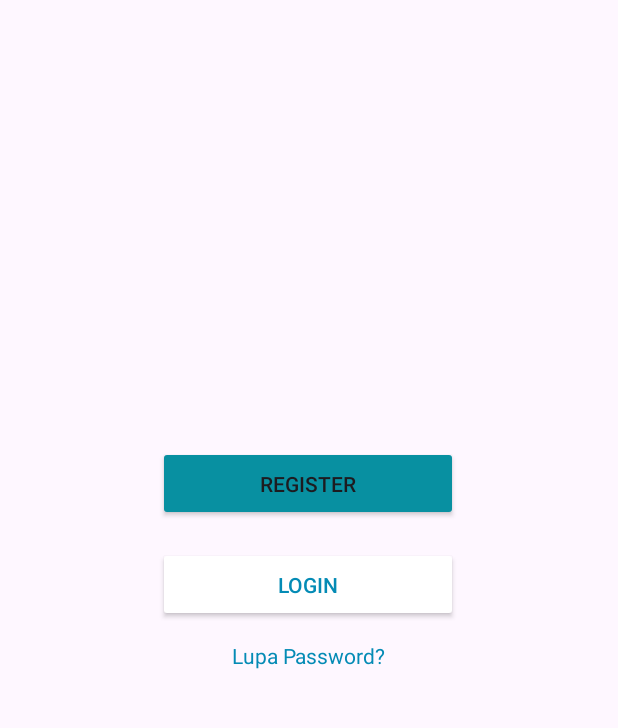
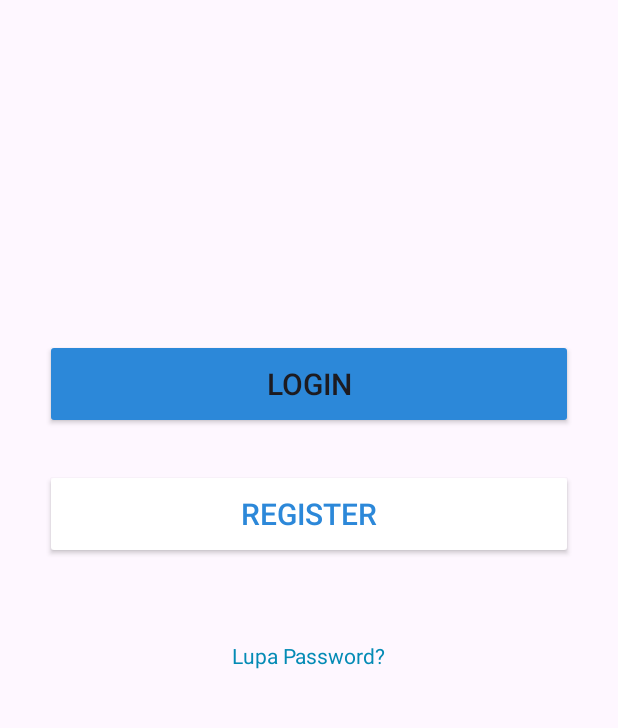
Before and after one commit to Akhdiiyat/Roufish, an Android app: the screen it shows after launch (MainActivity), on a phone screen of 412 x 824 dp, the part 425-1153 px from its top. Run offline under Robolectric (Android 15) with nearby library versions, the phone set to English and light mode, and no system bars.

Commit message:
tampilan color login register main
bug fixed

```diff
--- a/app/src/main/java/com/example/roufish/login.java
+++ b/app/src/main/java/com/example/roufish/login.java
@@ -1,6 +1,7 @@
 package com.example.roufish;
 
 import androidx.appcompat.app.AppCompatActivity;
+import androidx.appcompat.widget.AppCompatButton;
 
 import android.content.Intent;
 import android.os.Bundle;
@@ -25,7 +26,7 @@ public class login extends AppCompatActivity {
 
         EditText password = (EditText) findViewById(R.id.input_Password);
         CheckBox checkPassword  = (CheckBox) findViewById(R.id.tampilkanPassword);
-        Button login = findViewById(R.id.btn_login);
+        AppCompatButton login = findViewById(R.id.btn_login);
 
         checkPassword.setOnCheckedChangeListener(new CompoundButton.OnCheckedChangeListener() {
             @Override
--- a/app/src/main/java/com/example/roufish/register.java
+++ b/app/src/main/java/com/example/roufish/register.java
@@ -12,6 +12,8 @@ import android.view.View;
 import android.widget.Button;
 import android.widget.EditText;
 
+import androidx.appcompat.widget.AppCompatButton;
+
 import com.google.android.material.floatingactionbutton.FloatingActionButton;
 
 public class register extends Activity {
@@ -21,7 +23,7 @@ public class register extends Activity {
         setContentView(R.layout.register_activity);
         EditText inputPassword = findViewById(R.id.input_Password);
 
-        Button btnDaftar = findViewById(R.id.btn_daftar) ;
+        AppCompatButton btnDaftar = findViewById(R.id.btn_daftar) ;
 
 
 
--- a/app/src/main/res/layout/activity_main.xml
+++ b/app/src/main/res/layout/activity_main.xml
@@ -21,33 +21,41 @@
         app:layout_constraintVertical_bias="0.187" />
 
     <Button
-        android:id="@+id/buttonRegister"
-        android:layout_width="200dp"
-        android:layout_height="50dp"
-        android:backgroundTint="#0890A1"
-        android:text="Register"
+        android:id="@+id/buttonLogin"
+        android:layout_width="0dp"
+        android:layout_height="60dp"
+        android:layout_marginLeft="30dp"
+        android:layout_marginRight="30dp"
+        android:backgroundTint="@color/primary_blue"
+        android:text="Login"
+        android:textSize="20dp"
+        app:cornerRadius="0dp"
         app:layout_constraintBottom_toBottomOf="parent"
         app:layout_constraintEnd_toEndOf="parent"
-        app:layout_constraintHorizontal_bias="0.497"
+        app:layout_constraintHorizontal_bias="0.733"
         app:layout_constraintStart_toStartOf="parent"
         app:layout_constraintTop_toTopOf="parent"
-        app:layout_constraintVertical_bias="0.75" />
+        app:layout_constraintVertical_bias="0.667" />
 
     <Button
-        android:id="@+id/buttonLogin"
-        android:layout_width="200dp"
-        android:layout_height="50dp"
-        android:backgroundTint="#FFFFFF"
-        android:text="Login"
-        android:textColor="#048BB5"
+        android:id="@+id/buttonRegister"
+        android:layout_width="0dp"
+        android:layout_height="60dp"
+        android:layout_marginLeft="30dp"
+        android:layout_marginRight="30dp"
+        android:backgroundTint="@color/white"
+        android:text="Register"
+        android:textColor="@color/primary_blue"
+        android:textSize="20dp"
+        app:cornerRadius="5dp"
         app:layout_constraintBottom_toBottomOf="parent"
         app:layout_constraintEnd_toEndOf="parent"
-        app:layout_constraintHorizontal_bias="0.497"
+        app:layout_constraintHorizontal_bias="0.733"
         app:layout_constraintStart_toStartOf="parent"
         app:layout_constraintTop_toTopOf="parent"
-        app:layout_constraintVertical_bias="0.837"
-        app:strokeColor="#C1DCF6"
-        app:strokeWidth="5px" />
+        app:layout_constraintVertical_bias="0.78"
+        app:strokeColor="@color/primary_blue"
+        app:strokeWidth="2.5dp" />
 
     <TextView
         android:id="@+id/lupaPassword"
```
Also changed, not shown: app/src/main/res/layout/activity_login.xml (+10 -6 lines), app/src/main/res/layout/register_activity.xml (+5 -4 lines), app/src/main/res/values/colors.xml (+7 -3 lines).
